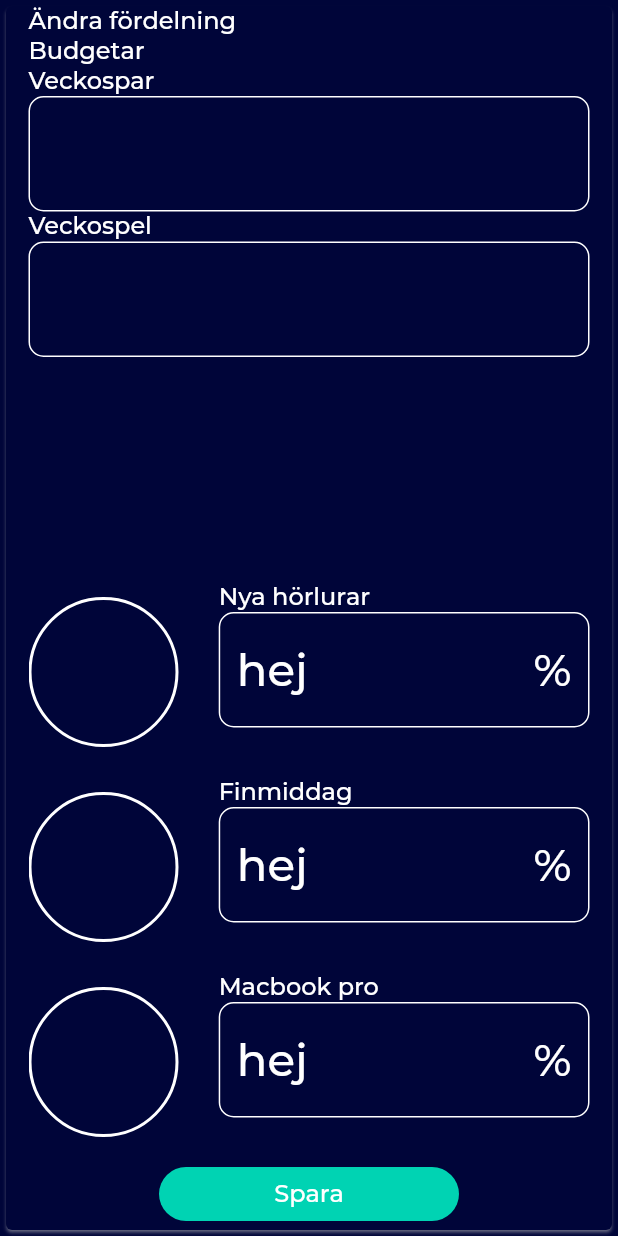
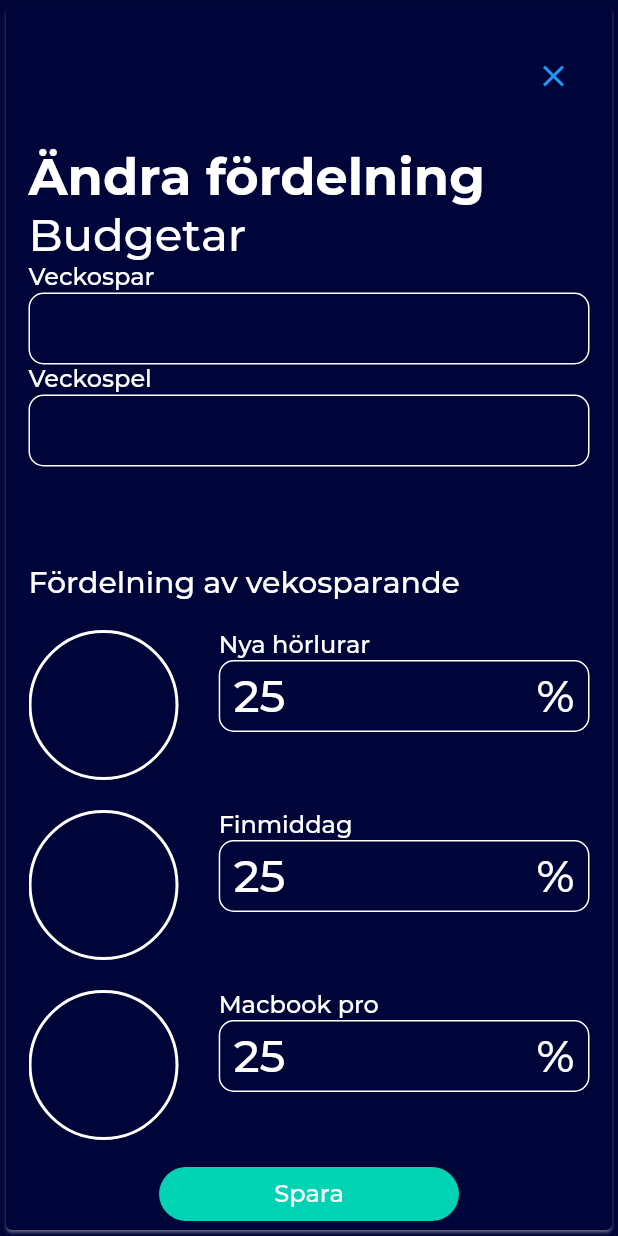
Before and after one commit to juliusolson/rena, a Flutter app: the BudgetChangeView widget shown alone on an empty page, opened directly, on a phone screen of 412 x 824 dp. Run offline on Flutter 3.47's test engine with Material 2 defaults, Android fonts, the light colour scheme and no system bars; our stand-ins replace charts_flutter, percent_indicator; project files that could hold a hidden picture were left out.

Commit message:
fix budget change

```diff
--- a/lib/models/goalmodel.dart
+++ b/lib/models/goalmodel.dart
@@ -11,7 +11,9 @@ class Goal {
   int amount;
   int saved;
   GoalType type;
-  Goal(this.name, this.description, this.amount, this.saved, this.type);
+  int share;
+  Goal(this.name, this.description, this.amount, this.saved, this.type,
+      this.share);
 
   factory Goal.fromJson(Map<String, dynamic> json) {
     GoalType type;
@@ -31,6 +33,7 @@ class Goal {
       json["amount"] as int,
       json["saved"] as int,
       type,
+      json["share"] as int,
     );
   }
 
@@ -41,21 +44,23 @@ class Goal {
       "amount": this.amount,
       "saved": this.saved,
       "type": this.type == GoalType.Dream ? "dream" : "treat",
+      "share": this.share,
     };
   }
 }
 
 List<Goal> dummyGoals = [
-  Goal("Nya hörlurar", "Bose NC700", 1500, 300, GoalType.Treat),
-  Goal("Finmiddag", "Middag med familjen", 600, 100, GoalType.Treat),
+  Goal("Nya hörlurar", "Bose NC700", 1500, 300, GoalType.Treat, 25),
+  Goal("Finmiddag", "Middag med familjen", 600, 100, GoalType.Treat, 25),
   Goal("Macbook pro", "i7, 16 gb ram, 512 gb ssd, 13 tum", 30000, 15000,
-      GoalType.Dream),
+      GoalType.Dream, 25),
   Goal(
       "Resa till Mallorca",
       "Resa med familjen till Mallorca, bo på fint hotell och leva gott",
       20000,
       13000,
-      GoalType.Dream),
+      GoalType.Dream,
+      25),
 ];
 
 class Goals extends ChangeNotifier {
--- a/lib/screens/budget/change-budget.dart
+++ b/lib/screens/budget/change-budget.dart
@@ -36,13 +36,24 @@ class _BudgetChangeViewState extends State<BudgetChangeView> {
                   child: Column(
                     children: [
                       Flexible(
+                          flex: 1,
+                          child: Container(
+                              alignment: Alignment.centerRight,
+                              child: CloseButton(
+                                color: Colors.blue,
+                              ))),
+                      Flexible(
+                          flex: 3,
                           //Header and form
                           child: Form(
                             child: Column(
                               crossAxisAlignment: CrossAxisAlignment.start,
                               children: [
-                            Text("Ändra fördelning"),
-                            Text("Budgetar"),
+                                Text(
+                                  "Ändra fördelning",
+                                  style: Theme.of(context).textTheme.headline1,
+                                ),
+                                Text("Budgetar", style: Theme.of(context).textTheme.bodyText1),
                                 FieldWithLabel(savingsController,
                                     label: "Veckospar",
                                     suffix: "kr",
@@ -54,16 +65,22 @@ class _BudgetChangeViewState extends State<BudgetChangeView> {
                               ],
                             ),
                           )),
+                      Align(
+                        alignment: Alignment.centerLeft,
+                        child: Text("Fördelning av vekosparande", style: Theme.of(context).textTheme.bodyText1.copyWith(fontSize: 20)),
+                      ),
                       Flexible(
+                          flex: 4,
                           child: Container(
+                            padding: EdgeInsets.only(top:20),
                               child: ListView.separated(
                                   itemBuilder: (BuildContext context, int idx) {
-                                    return Stack(
-                                      children: [
+                                    List<Goal> goals = this.widget.data.goals;
+                                    return Stack(children: [
                                       Align(
                                         alignment: Alignment.centerLeft,
                                         child: Container(
-                                          margin: EdgeInsets.only(top:10),
+                                          // margin: EdgeInsets.only(top: 8),
                                           width: 100,
                                           height: 100,
                                           decoration: BoxDecoration(
@@ -79,10 +96,20 @@ class _BudgetChangeViewState extends State<BudgetChangeView> {
                                       Align(
                                           alignment: Alignment.topRight,
                                           child: Container(
-                                            width: MediaQuery.of(context).size.width * 0.6,
+                                              width: MediaQuery.of(context)
+                                                      .size
+                                                      .width *
+                                                  0.6,
                                               child: FieldWithLabel(
-                                        TextEditingController(text: "hej"),
-                                        label: this.widget.data.goals[idx].name,
+                                                TextEditingController(
+                                                    text: goals[idx]
+                                                        .share
+                                                        .toString()),
+                                                label: this
+                                                    .widget
+                                                    .data
+                                                    .goals[idx]
+                                                    .name,
                                                 suffix: "%",
                                                 numeric: true,
                                               )))
@@ -96,7 +123,8 @@ class _BudgetChangeViewState extends State<BudgetChangeView> {
                                       .data
                                       .goals
                                       .length))), //GoalList
-                      RenaFlatButton("Spara", 200.0, () => {}),
+                      RenaFlatButton(
+                          "Spara", 200.0, () => {Navigator.of(context).pop()}),
                     ],
                   ),
                 ))));
--- a/lib/screens/budget/components/goal_card.dart
+++ b/lib/screens/budget/components/goal_card.dart
@@ -11,7 +11,7 @@ class GoalCard extends StatelessWidget {
     return Container(
       padding: EdgeInsets.only(bottom: 10),
       decoration: BoxDecoration(
-        color: goal.amount == goal.saved ? Colors.grey : null,
+          color: goal.amount == goal.saved ? Colors.grey : null,
           border: Border.all(color: Theme.of(context).shadowColor, width: 2),
           borderRadius: BorderRadius.circular(20),
           boxShadow: []),
@@ -31,7 +31,7 @@ class GoalCard extends StatelessWidget {
           LinearPercentIndicator(
             padding: EdgeInsets.only(left: 20, right: 20),
             lineHeight: 10.0,
-            percent: goal.saved/goal.amount,
+            percent: goal.saved / goal.amount,
             backgroundColor: Colors.grey,
             clipLinearGradient: true,
             linearGradient: LinearGradient(colors: [
--- a/lib/screens/budget/components/goal_creation.dart
+++ b/lib/screens/budget/components/goal_creation.dart
@@ -29,7 +29,8 @@ class _GoalCreationState extends State<GoalCreation> {
     int amount = int.parse(amountController.text);
     String description = descriptionController.text;
 
-    Goal g = Goal(name, description, amount, 0, amount > 5000 ? GoalType.Dream : GoalType.Treat);
+    Goal g = Goal(name, description, amount, 0,
+        amount > 5000 ? GoalType.Dream : GoalType.Treat, 0);
     this.widget.data.addGoal(g);
     Navigator.of(context).pop(this.widget);
   }
@@ -94,7 +95,7 @@ class _GoalCreationState extends State<GoalCreation> {
                                       style:
                                           Theme.of(context).textTheme.caption),
                                   TextFormField(
-                                    keyboardType: TextInputType.number,
+                                      keyboardType: TextInputType.number,
                                       controller: amountController,
                                       style:
                                           Theme.of(context).textTheme.bodyText1,
@@ -118,7 +119,7 @@ class _GoalCreationState extends State<GoalCreation> {
                                       style:
                                           Theme.of(context).textTheme.caption),
                                   TextFormField(
-                                    controller: descriptionController,
+                                      controller: descriptionController,
                                       maxLines: 5,
                                       minLines: 5,
                                       style:
--- a/lib/screens/budget/components/goal_modify.dart
+++ b/lib/screens/budget/components/goal_modify.dart
@@ -47,11 +47,12 @@ class _GoalModifyState extends State<GoalModify> {
         description,
         amount,
         this.widget.goals.goals[widget.index].saved,
-        amount > 5000 ? GoalType.Dream : GoalType.Treat);
+        amount > 5000 ? GoalType.Dream : GoalType.Treat,
+        0);
 
     this.widget.goals.updateGoal(g, widget.index);
     // And the award for ugliest hack of the year goes to:
-    for (int i =0; i<2; i++) {
+    for (int i = 0; i < 2; i++) {
       Navigator.of(this.context).pop();
     }
   }
--- a/lib/screens/home/homeview.dart
+++ b/lib/screens/home/homeview.dart
@@ -17,7 +17,7 @@ class HomeView extends StatefulWidget {
 }
 
 class _HomeViewState extends State<HomeView> {
-  String _selectedWidget = 'pie';
+  String _selectedWidget = 'bars';
   @override
   Widget build(BuildContext context) {
     return SafeArea(
@@ -69,10 +69,9 @@ class _HomeViewState extends State<HomeView> {
             flex: 2,
             child: Container(
               child: Consumer<WeeklySpendingModel>(
-                builder: (context, model, child) {
-                  return SpendingsBarChart.withDummyData(model.data);
-                }
-              ),
+                  builder: (context, model, child) {
+                return SpendingsBarChart.withDummyData(model.data);
+              }),
             )),
         Flexible(
           flex: 4,
--- a/lib/utils/field_with_label.dart
+++ b/lib/utils/field_with_label.dart
@@ -18,6 +18,7 @@ class FieldWithLabel extends StatelessWidget {
           controller: this.controller,
           style: Theme.of(context).textTheme.bodyText1,
           decoration: InputDecoration(
+            contentPadding: EdgeInsets.only(left: 10.0, right:10.0, top: 1.0, bottom:1.0),
               suffixText: this.suffix.length > 0 ? this.suffix : null,
               labelStyle: Theme.of(context).textTheme.caption,
               enabledBorder: OutlineInputBorder(
```
Lines whose indentation alone changed are shown as unchanged.
